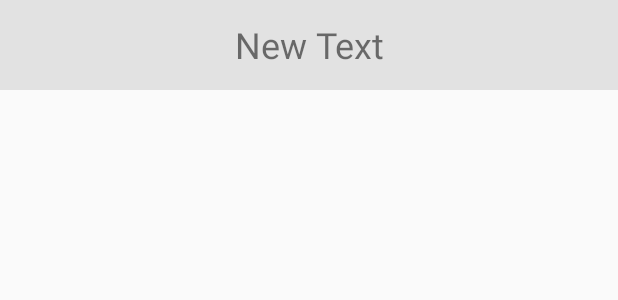
After one commit to alucarDada/RecyclerView, an Android app: the layout recycler_view.xml on its own in the app's theme, with its tools: preview values and no code run, on a phone screen of 412 x 824 dp. The commit adds this screen. Shown: the top 300 px of the screen. Run offline under Robolectric (Android 15) with nearby library versions, the phone set to English and light mode, and no system bars.

Commit message:
RecyclerView

```diff
--- a/app/build.gradle
+++ b/app/build.gradle
@@ -26,5 +26,7 @@ dependencies {
     })
     compile 'com.android.support:appcompat-v7:25.3.1'
     compile 'com.android.support.constraint:constraint-layout:1.0.2'
+    compile 'com.android.support:cardview-v7:25.0.+'
+    compile 'com.android.support:recyclerview-v7:25.0.+'
     testCompile 'junit:junit:4.12'
 }
--- /dev/null
+++ b/app/src/main/res/layout/recycler_view.xml
@@ -0,0 +1,17 @@
+<?xml version="1.0" encoding="utf-8"?>
+<LinearLayout xmlns:android="http://schemas.android.com/apk/res/android"
+    android:orientation="vertical"
+    android:layout_width="match_parent"
+    android:layout_height="60dp"
+    android:background="#E2E2E2">
+
+    <TextView
+        android:id="@+id/textViewName"
+        android:layout_width="match_parent"
+        android:layout_height="match_parent"
+        android:layout_gravity="center_horizontal"
+        android:gravity="center"
+        android:textSize="24dp"
+        android:text="New Text"/>
+
+</LinearLayout>
```
Also changed, not shown: app/src/main/java/com/example/emedel/recyclerview/Adapters/MyAdapter.java (added, +71 -0 lines), app/src/main/java/com/example/emedel/recyclerview/MainActivity.java (+37 -0 lines), app/src/main/res/layout/activity_main.xml (+8 -10 lines).
